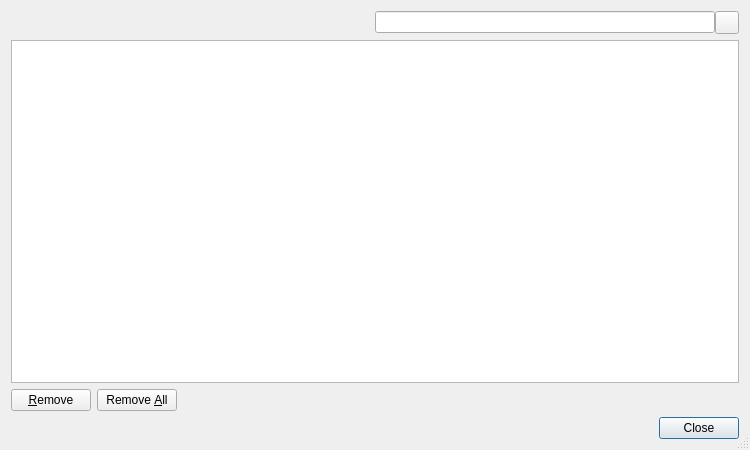
testmana2/test, file Helpviewer/History/HistoryDialog.ui: the form before one commit.
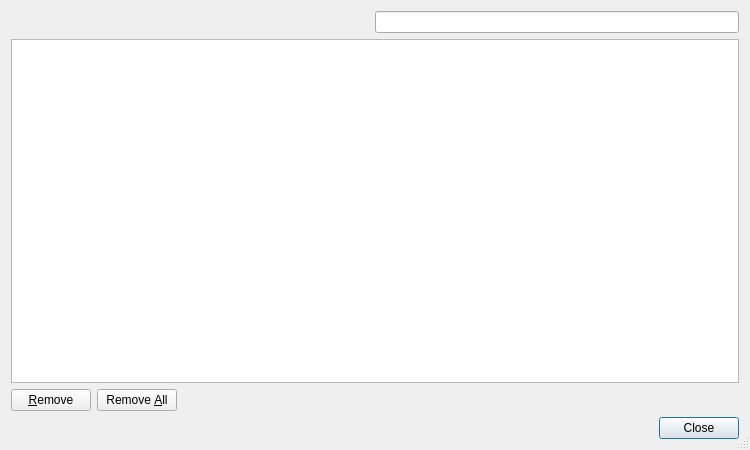
The form after the commit. Custom widgets are drawn as their Qt base class.

Commit message: Changed a bunch of forms to use the E5ClearableLineEdit and E5ClearableComboBox.

The edit to the form file:
```diff
--- a/Helpviewer/History/HistoryDialog.ui
+++ b/Helpviewer/History/HistoryDialog.ui
@@ -44,16 +44,6 @@
          </property>
         </widget>
        </item>
-       <item>
-        <widget class="QToolButton" name="clearButton">
-         <property name="toolTip">
-          <string>Press to clear the search edit</string>
-         </property>
-         <property name="text">
-          <string/>
-         </property>
-        </widget>
-       </item>
       </layout>
      </item>
     </layout>
@@ -130,6 +120,11 @@
   </layout>
  </widget>
  <customwidgets>
+  <customwidget>
+   <class>E5ClearableLineEdit</class>
+   <extends>QLineEdit</extends>
+   <header>E5Gui/E5LineEdit.h</header>
+  </customwidget>
   <customwidget>
    <class>E5TreeView</class>
    <extends>QTreeView</extends>
```
Left out of the diff: 21 changed lines with no effect on the pictures. The commit also changes 61 other files.
